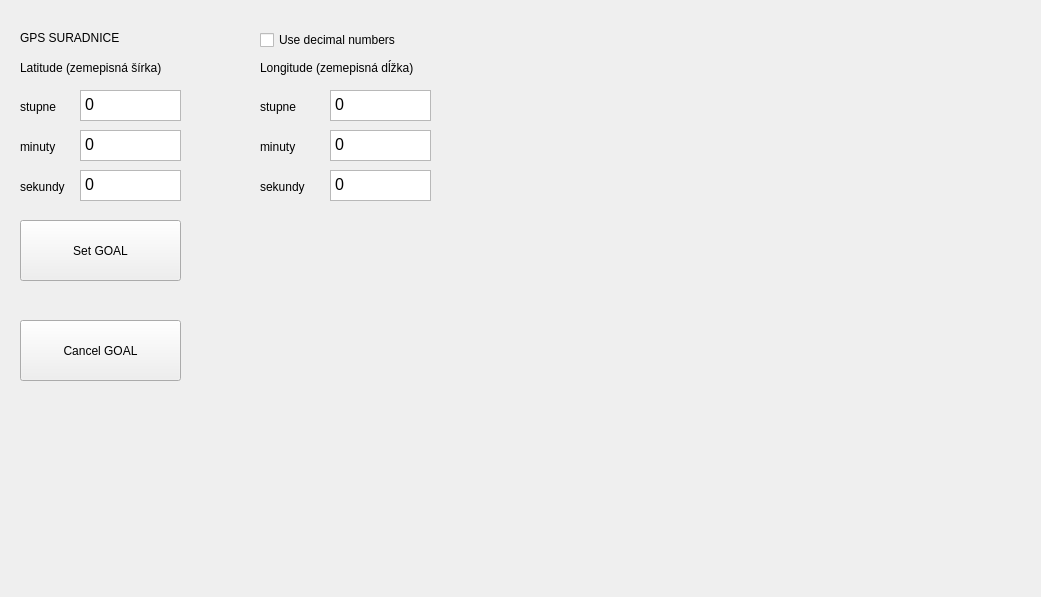
This is mrvk_gui/uis/ControlWidget.ui in MatejBartosovic/mrvk_project as Qt 5 draws it before an edit. The edited form follows.
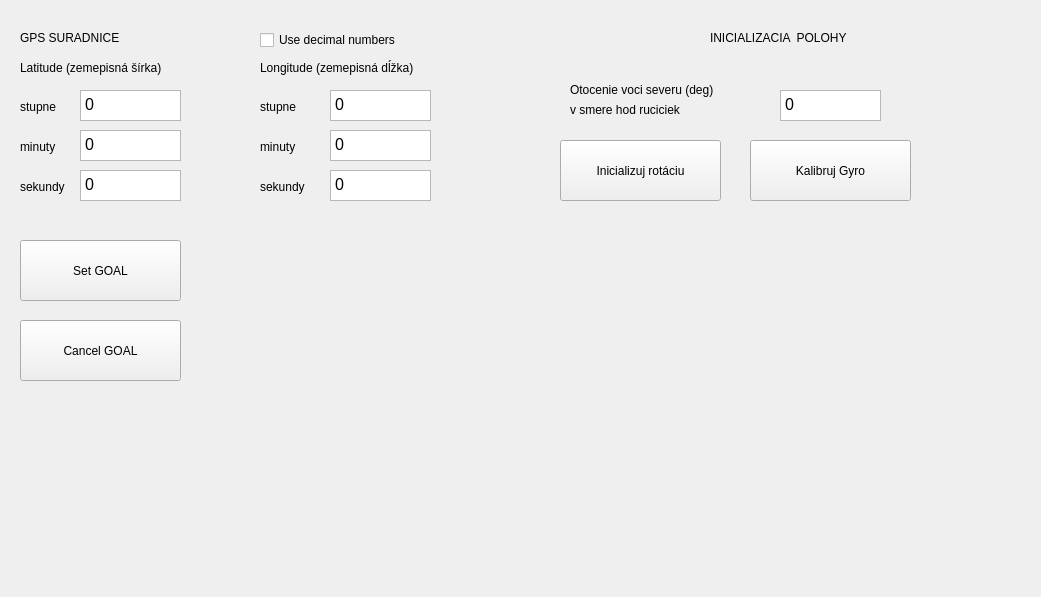
This is the edited form.

Commit message: supervisor created, adis init deleted

```diff
--- a/mrvk_gui/uis/ControlWidget.ui
+++ b/mrvk_gui/uis/ControlWidget.ui
@@ -73,7 +73,7 @@
    <property name="geometry">
     <rect>
      <x>20</x>
-     <y>220</y>
+     <y>240</y>
      <width>161</width>
      <height>61</height>
     </rect>
@@ -271,6 +271,88 @@
     <string>Use decimal numbers</string>
    </property>
   </widget>
+  <widget class="QTextEdit" name="rot_deg">
+   <property name="geometry">
+    <rect>
+     <x>780</x>
+     <y>90</y>
+     <width>101</width>
+     <height>31</height>
+    </rect>
+   </property>
+   <property name="html">
+    <string>&lt;!DOCTYPE HTML PUBLIC &quot;-//W3C//DTD HTML 4.0//EN&quot; &quot;http://www.w3.org/TR/REC-html40/strict.dtd&quot;&gt;
+&lt;html&gt;&lt;head&gt;&lt;meta name=&quot;qrichtext&quot; content=&quot;1&quot; /&gt;&lt;style type=&quot;text/css&quot;&gt;
+p, li { white-space: pre-wrap; }
+&lt;/style&gt;&lt;/head&gt;&lt;body style=&quot; font-family:'Ubuntu'; font-size:11pt; font-weight:400; font-style:normal;&quot;&gt;
+&lt;p style=&quot; margin-top:0px; margin-bottom:0px; margin-left:0px; margin-right:0px; -qt-block-indent:0; text-indent:0px;&quot;&gt;&lt;span style=&quot; font-size:12pt;&quot;&gt;0&lt;/span&gt;&lt;/p&gt;&lt;/body&gt;&lt;/html&gt;</string>
+   </property>
+  </widget>
+  <widget class="QLabel" name="label_10">
+   <property name="geometry">
+    <rect>
+     <x>710</x>
+     <y>30</y>
+     <width>171</width>
+     <height>16</height>
+    </rect>
+   </property>
+   <property name="text">
+    <string>INICIALIZACIA  POLOHY</string>
+   </property>
+  </widget>
+  <widget class="QLabel" name="label_11">
+   <property name="geometry">
+    <rect>
+     <x>570</x>
+     <y>80</y>
+     <width>201</width>
+     <height>20</height>
+    </rect>
+   </property>
+   <property name="text">
+    <string>Otocenie voci severu (deg)</string>
+   </property>
+  </widget>
+  <widget class="QPushButton" name="init_rot">
+   <property name="geometry">
+    <rect>
+     <x>560</x>
+     <y>140</y>
+     <width>161</width>
+     <height>61</height>
+    </rect>
+   </property>
+   <property name="text">
+    <string>Inicializuj rotáciu</string>
+   </property>
+  </widget>
+  <widget class="QLabel" name="label_12">
+   <property name="geometry">
+    <rect>
+     <x>570</x>
+     <y>100</y>
+     <width>201</width>
+     <height>20</height>
+    </rect>
+   </property>
+   <property name="text">
+    <string>v smere hod ruciciek</string>
+   </property>
+  </widget>
+  <widget class="QPushButton" name="init_rot_2">
+   <property name="geometry">
+    <rect>
+     <x>750</x>
+     <y>140</y>
+     <width>161</width>
+     <height>61</height>
+    </rect>
+   </property>
+   <property name="text">
+    <string>Kalibruj Gyro</string>
+   </property>
+  </widget>
  </widget>
  <resources/>
  <connections/>
```
The commit also changes 6 other files.
